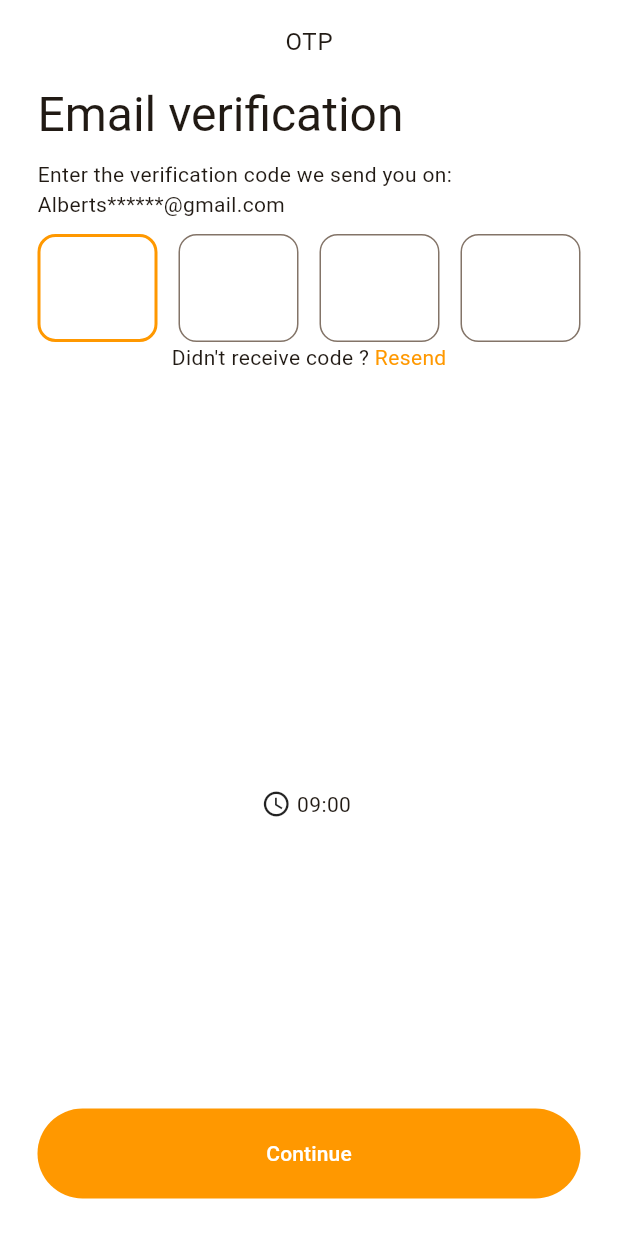
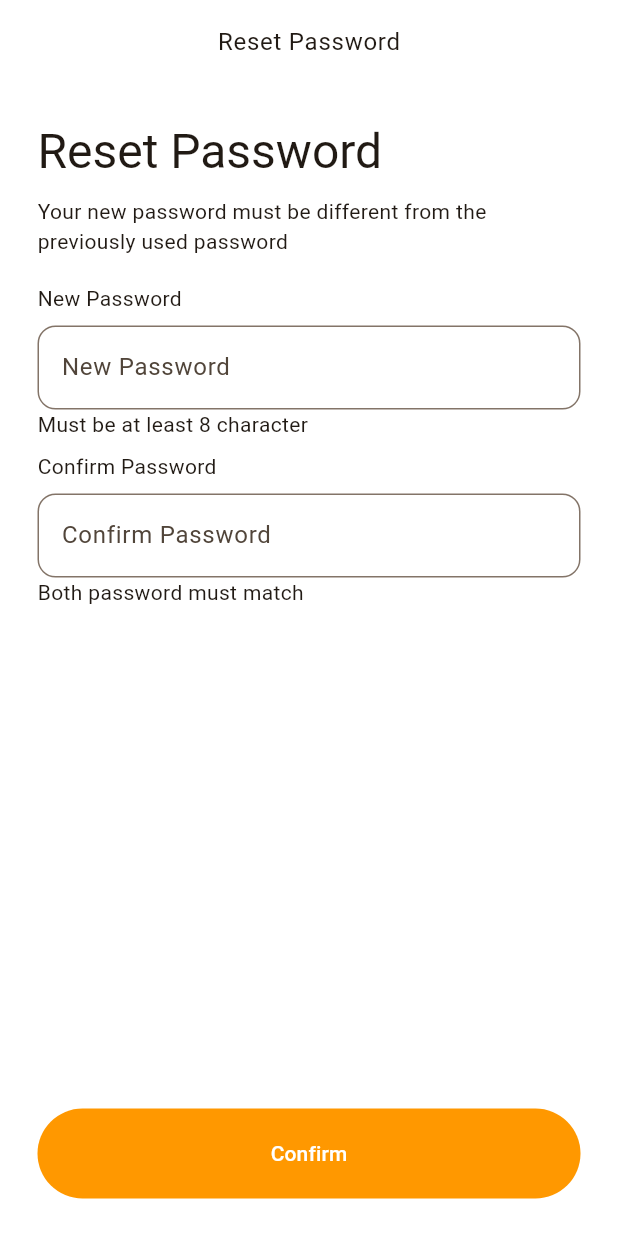
Before and after one commit to alpha-sow/fooddelivery, a Flutter app: the LoginEmailVerificationView screen opened by its route, after a tap on "Continue", on a phone screen of 412 x 824 dp. Run offline on Flutter 3.47's test engine with Material 3 defaults, Android fonts, the phone set to English and light mode, and no system bars; our stand-ins replace auto_route, flutter_svg, vector_graphics.

Commit message:
feat: password change confirm

```diff
--- a/lib/assets/assets.gen.dart
+++ b/lib/assets/assets.gen.dart
@@ -26,8 +26,11 @@ class $AssetsImagesGen {
   /// Directory path: assets/images/icons
   $AssetsImagesIconsGen get icons => const $AssetsImagesIconsGen();
 
+  /// File path: assets/images/success.svg
+  SvgGenImage get success => const SvgGenImage('assets/images/success.svg');
+
   /// List of all assets
-  List<AssetGenImage> get values => [bgScreen1, bgScreen2];
+  List<dynamic> get values => [bgScreen1, bgScreen2, success];
 }
 
 class $AssetsImagesIconsGen {
--- a/lib/login/view/login_email_verification_view.dart
+++ b/lib/login/view/login_email_verification_view.dart
@@ -1,6 +1,7 @@
 import 'package:auto_route/auto_route.dart';
 import 'package:flutter/material.dart';
 import 'package:fooddelivery/login/view/widgets/widgets.dart';
+import 'package:fooddelivery/router/app_router.gr.dart';
 
 @RoutePage()
 class LoginEmailVerificationView extends StatelessWidget {
@@ -62,7 +63,9 @@ class LoginEmailVerificationView extends StatelessWidget {
             padding: const EdgeInsets.all(25),
             child: LoginButton(
               label: 'Continue',
-              onPressed: () {},
+              onPressed: () {
+                context.router.replace(const LoginResetPasswordView());
+              },
             ),
           ),
         ),
--- /dev/null
+++ b/lib/login/view/login_reset_password_view.dart
@@ -0,0 +1,87 @@
+import 'package:auto_route/annotations.dart';
+import 'package:auto_route/auto_route.dart';
+import 'package:flutter/material.dart';
+import 'package:fooddelivery/login/view/widgets/widgets.dart';
+
+@RoutePage()
+class LoginResetPasswordView extends StatelessWidget {
+  const LoginResetPasswordView({super.key});
+
+  @override
+  Widget build(BuildContext context) {
+    return GestureDetector(
+      onTap: FocusScope.of(context).unfocus,
+      child: Scaffold(
+        resizeToAvoidBottomInset: false,
+        appBar: AppBar(
+          centerTitle: true,
+          title: Text(
+            'Reset Password',
+            style: Theme.of(context).textTheme.bodyLarge,
+          ),
+        ),
+        body: SafeArea(
+          child: Center(
+            child: Container(
+              constraints: const BoxConstraints(maxWidth: 500),
+              child: ListView(
+                children: const [
+                  Padding(
+                    padding: EdgeInsets.all(25.0),
+                    child: Column(
+                      children: [
+                        LoginHeader(
+                          title: 'Reset Password',
+                          subtitle:
+                              'Your new password must be different from the previously used password',
+                        ),
+                        LoginTextField(
+                          label: 'New Password',
+                          hintText: 'New Password',
+                          helper: 'Must be at least 8 character',
+                        ),
+                        LoginTextField(
+                          label: 'Confirm Password',
+                          hintText: 'Confirm Password',
+                          helper: 'Both password must match',
+                        ),
+                      ],
+                    ),
+                  ),
+                  SizedBox(height: 100)
+                ],
+              ),
+            ),
+          ),
+        ),
+        bottomSheet: Container(
+          constraints: const BoxConstraints(maxWidth: 500),
+          color: Colors.white,
+          child: Padding(
+            padding: const EdgeInsets.all(25),
+            child: LoginButton(
+              label: 'Confirm',
+              onPressed: () async {
+                await openModelForgotPassword(context);
+              },
+            ),
+          ),
+        ),
+      ),
+    );
+  }
+
+  Future<void> openModelForgotPassword(BuildContext context) async {
+    await showModalBottomSheet<bool>(
+      isDismissible: false,
+      context: context,
+      builder: (context) {
+        return ConfirmPasswordResetModal(
+          onPressed: () {
+            context.router.popUntilRoot();
+          },
+        );
+      },
+    );
+  }
+}
--- a/lib/login/view/widgets/login_header.dart
+++ b/lib/login/view/widgets/login_header.dart
@@ -5,15 +5,17 @@ class LoginHeader extends StatelessWidget {
     super.key,
     required this.title,
     required this.subtitle,
+    this.alignment = CrossAxisAlignment.start,
   });
 
   final String title;
   final String subtitle;
+  final CrossAxisAlignment alignment;
 
   @override
   Widget build(BuildContext context) {
     return Column(
-      crossAxisAlignment: CrossAxisAlignment.start,
+      crossAxisAlignment: alignment,
       children: [
         Text(
           title,
@@ -23,6 +25,9 @@ class LoginHeader extends StatelessWidget {
           padding: const EdgeInsets.symmetric(vertical: 10.0),
           child: Text(
             subtitle,
+            textAlign: alignment == CrossAxisAlignment.center
+                ? TextAlign.center
+                : null,
           ),
         ),
       ],
--- a/lib/login/view/widgets/login_text_field.dart
+++ b/lib/login/view/widgets/login_text_field.dart
@@ -1,10 +1,16 @@
 import 'package:flutter/material.dart';
 
 class LoginTextField extends StatelessWidget {
-  const LoginTextField({super.key, this.hintText, this.label});
+  const LoginTextField({
+    super.key,
+    this.hintText,
+    this.label,
+    this.helper,
+  });
 
   final String? hintText;
   final String? label;
+  final String? helper;
 
   @override
   Widget build(BuildContext context) {
@@ -26,6 +32,7 @@ class LoginTextField extends StatelessWidget {
             ),
           ),
         ),
+        if (helper != null) Text(helper!),
       ],
     );
   }
--- a/lib/login/view/widgets/widgets.dart
+++ b/lib/login/view/widgets/widgets.dart
@@ -1,8 +1,10 @@
+export 'confirm_password_reset_modal.dart';
 export 'forgot_password_modal.dart';
 export 'login_button.dart';
 export 'login_divider.dart';
 export 'login_header.dart';
 export 'login_icon_button.dart';
+export 'login_modal.dart';
 export 'login_sing_in_width.dart';
 export 'verification_code.dart';
 export 'login_text_button.dart';
--- a/lib/router/app_router.dart
+++ b/lib/router/app_router.dart
@@ -54,6 +54,10 @@ class AppRouter extends RootStackRouter {
               path: 'verification',
               page: LoginEmailVerificationView.page,
             ),
+            AutoRoute(
+              path: 'reset',
+              page: LoginResetPasswordView.page,
+            ),
           ],
         ),
       ];
```
Also changed, not shown: lib/login/view/login_email_view.dart (+1 -6 lines), lib/login/view/widgets/confirm_password_reset_modal.dart (added, +35 -0 lines), lib/login/view/widgets/forgot_password_modal.dart (+3 -35 lines), lib/login/view/widgets/login_modal.dart (added, +44 -0 lines), assets/images/success.svg (added), lib/router/app_router.gr.dart.
